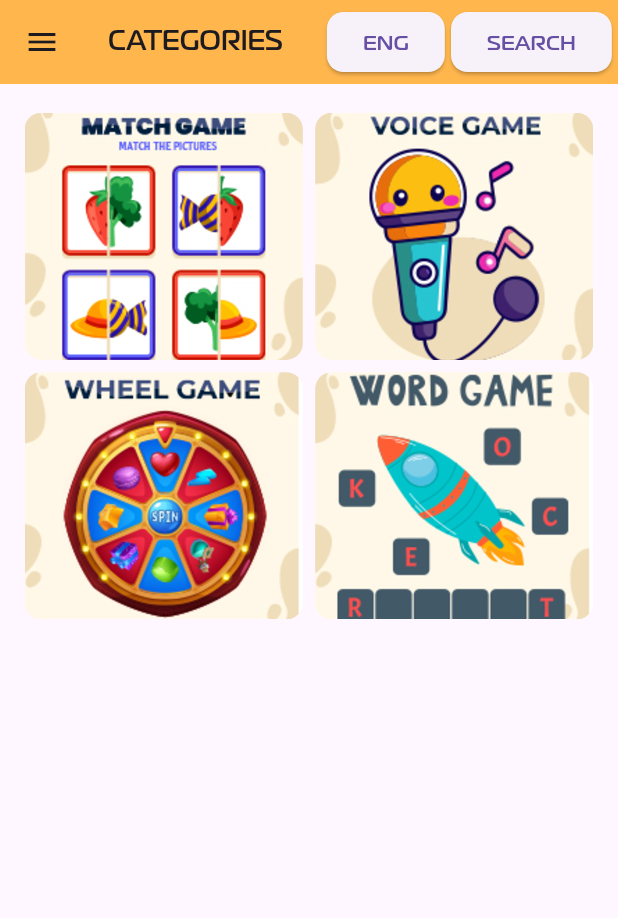
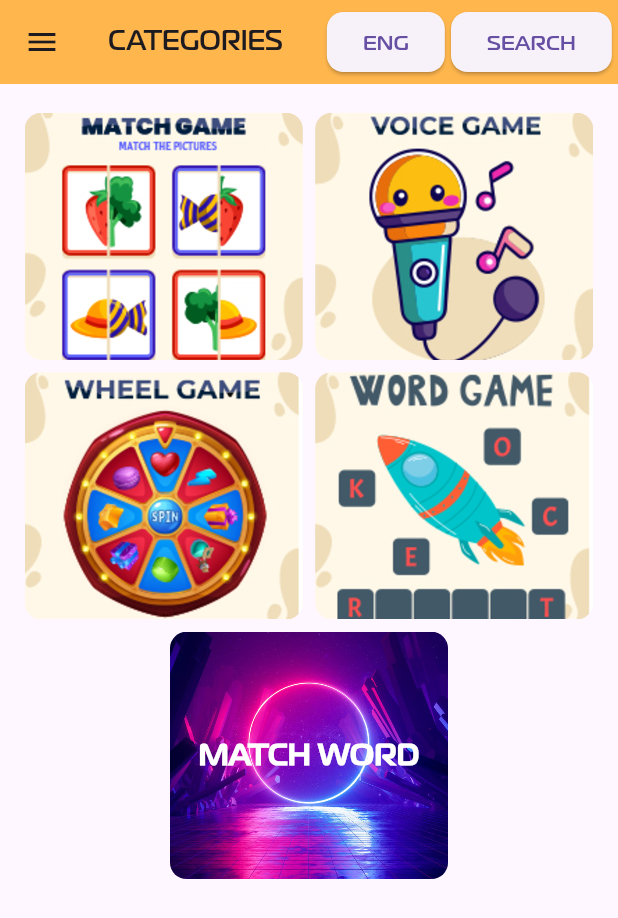
Before and after one commit to shayansaeed123/picture_dictionary, a Flutter app: the Games screen opened directly, on a phone screen of 412 x 824 dp. Shown: the top 918 px of the screen. Run offline on Flutter 3.47's test engine with Material 3 defaults, Android fonts, the phone set to English and light mode, and no system bars; our stand-ins replace audioplayers, cached_network_image, device_preview, firebase_auth, firebase_core, flutter_spinkit and 6 more; missing offline and left inert: audio_session; accounts and stored records are empty.

Commit message:
update
update

```diff
--- a/lib/view/dashboard/game_page.dart
+++ b/lib/view/dashboard/game_page.dart
@@ -2,13 +2,11 @@ import 'package:flutter/cupertino.dart';
 import 'package:flutter/material.dart';
 import 'package:picture_dictionary/controller/color_controller.dart';
 import 'package:picture_dictionary/res/re_text.dart';
-
 import 'package:picture_dictionary/res/reusableappbar.dart';
 import 'package:picture_dictionary/view/dashboard/game_page_two.dart';
 import 'package:picture_dictionary/view/dashboard/match_word_game_one.dart';
 import 'package:picture_dictionary/view/dashboard/select_word_game_one.dart';
 import 'package:picture_dictionary/view/dashboard/voice_game_one.dart';
-
 import 'wheel_game_one.dart';
 
 
@@ -160,69 +158,69 @@ Widget build(BuildContext context) {
                 ],
                ),
 
-              //  Row(
-              //   mainAxisAlignment: MainAxisAlignment.center,
-              //   children: [
-              //     InkWell(
-              //     onTap: () {
-              //       Navigator.push(
-              //         context,
-              //         MaterialPageRoute(builder: (context) => MatchWordGameOne()),
-              //       );
-              //     },
-              //     child: Container(
-              //       margin: EdgeInsets.all(MediaQuery.of(context).size.width * .01),
-              //       width: MediaQuery.of(context).size.width * .45,
-              //       height: MediaQuery.of(context).size.height * .2,
-              //       decoration: BoxDecoration(
-              //         borderRadius: BorderRadius.circular(11),
-              //         image: DecorationImage(
-              //           image: AssetImage('assets/gaming.jpg'),
-              //           filterQuality: FilterQuality.high,
-              //           fit: BoxFit.cover,
-              //         ),
+               Row(
+                mainAxisAlignment: MainAxisAlignment.center,
+                children: [
+                  InkWell(
+                  onTap: () {
+                    Navigator.push(
+                      context,
+                      MaterialPageRoute(builder: (context) => MatchWordGameOne()),
+                    );
+                  },
+                  child: Container(
+                    margin: EdgeInsets.all(MediaQuery.of(context).size.width * .01),
+                    width: MediaQuery.of(context).size.width * .45,
+                    height: MediaQuery.of(context).size.height * .2,
+                    decoration: BoxDecoration(
+                      borderRadius: BorderRadius.circular(11),
+                      image: DecorationImage(
+                        image: AssetImage('assets/gaming.jpg'),
+                        filterQuality: FilterQuality.high,
+                        fit: BoxFit.cover,
+                      ),
+                    ),
+                    child: Center(
+                      child: reusabletext(
+                        'MATCH WORD',
+                         colorController.whiteColor,
+                        20,
+                      ),
+                    ),
+                  ),
+                ),
+                // InkWell(
+                //   onTap: () {
+                //     Navigator.push(
+                //       context,
+                //       MaterialPageRoute(builder: (context) => MatchWordGameOne()),
+                //     );
+                //   },
+                //   child: Container(
+                //     margin: EdgeInsets.all(MediaQuery.of(context).size.width * .01),
+                //     width: MediaQuery.of(context).size.width * .45,
+                //     height: MediaQuery.of(context).size.height * .2,
+                //     decoration: BoxDecoration(
+                //       borderRadius: BorderRadius.circular(11),
+                //       image: DecorationImage(
+                //         image: AssetImage('assets/gaming.jpg'),
+                //         filterQuality: FilterQuality.high,
+                //         fit: BoxFit.cover,
                 //       ),
+                //     ),
+                //     child: Expanded(
                 //       child: Center(
                 //         child: reusabletext(
-              //           'MATCH WORD',
+                //           '',
                 //            colorController.whiteColor,
                 //           20,
                 //         ),
                 //       ),
                 //     ),
                 //   ),
-              //   // InkWell(
-              //   //   onTap: () {
-              //   //     Navigator.push(
-              //   //       context,
-              //   //       MaterialPageRoute(builder: (context) => MatchWordGameOne()),
-              //   //     );
-              //   //   },
-              //   //   child: Container(
-              //   //     margin: EdgeInsets.all(MediaQuery.of(context).size.width * .01),
-              //   //     width: MediaQuery.of(context).size.width * .45,
-              //   //     height: MediaQuery.of(context).size.height * .2,
-              //   //     decoration: BoxDecoration(
-              //   //       borderRadius: BorderRadius.circular(11),
-              //   //       image: DecorationImage(
-              //   //         image: AssetImage('assets/gaming.jpg'),
-              //   //         filterQuality: FilterQuality.high,
-              //   //         fit: BoxFit.cover,
-              //   //       ),
-              //   //     ),
-              //   //     child: Expanded(
-              //   //       child: Center(
-              //   //         child: reusabletext(
-              //   //           '',
-              //   //            colorController.whiteColor,
-              //   //           20,
-              //   //         ),
-              //   //       ),
-              //   //     ),
-              //   //   ),
-              //   // ),
-              //   ],
-              //  )
+                // ),
+                ],
+               )
           ],
         ),
       ),
```
Also changed, not shown: lib/view/dashboard/match_word_game_one.dart (+18 -1 lines). Lines whose indentation alone changed are shown as unchanged.
